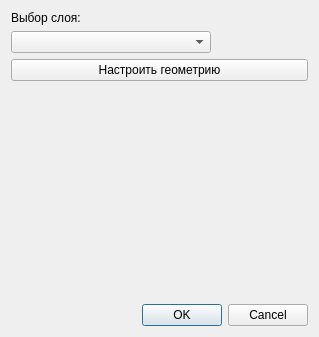
Old version of the form sem7/programming_gis/super_duper_point_mover/super_duper_point_mover_dialog_base.ui in the repository faurkonig/i-love-karpov.
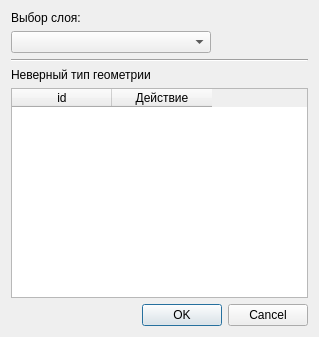
New version of the form.

Commit message: Updated super_duper_point_mover plugin

Patch:
```diff
--- a/sem7/programming_gis/super_duper_point_mover/super_duper_point_mover_dialog_base.ui
+++ b/sem7/programming_gis/super_duper_point_mover/super_duper_point_mover_dialog_base.ui
@@ -34,24 +34,32 @@
       </widget>
      </item>
      <item>
-      <widget class="QPushButton" name="pushButton">
-       <property name="text">
-        <string>Настроить геометрию</string>
-       </property>
-      </widget>
-     </item>
-     <item>
-      <spacer name="verticalSpacer">
+      <widget class="Line" name="line">
        <property name="orientation">
-        <enum>Qt::Vertical</enum>
+        <enum>Qt::Horizontal</enum>
        </property>
-       <property name="sizeHint" stdset="0">
-        <size>
-         <width>20</width>
-         <height>40</height>
-        </size>
+      </widget>
+     </item>
+     <item>
+      <widget class="QLabel" name="geometryLabel">
+       <property name="text">
+        <string>Неверный тип геометрии</string>
        </property>
-      </spacer>
+      </widget>
+     </item>
+     <item>
+      <widget class="QTableWidget" name="tableWidget">
+       <column>
+        <property name="text">
+         <string>id</string>
+        </property>
+       </column>
+       <column>
+        <property name="text">
+         <string>Действие</string>
+        </property>
+       </column>
+      </widget>
      </item>
     </layout>
    </item>
```
The commit also changes 7 other files.
